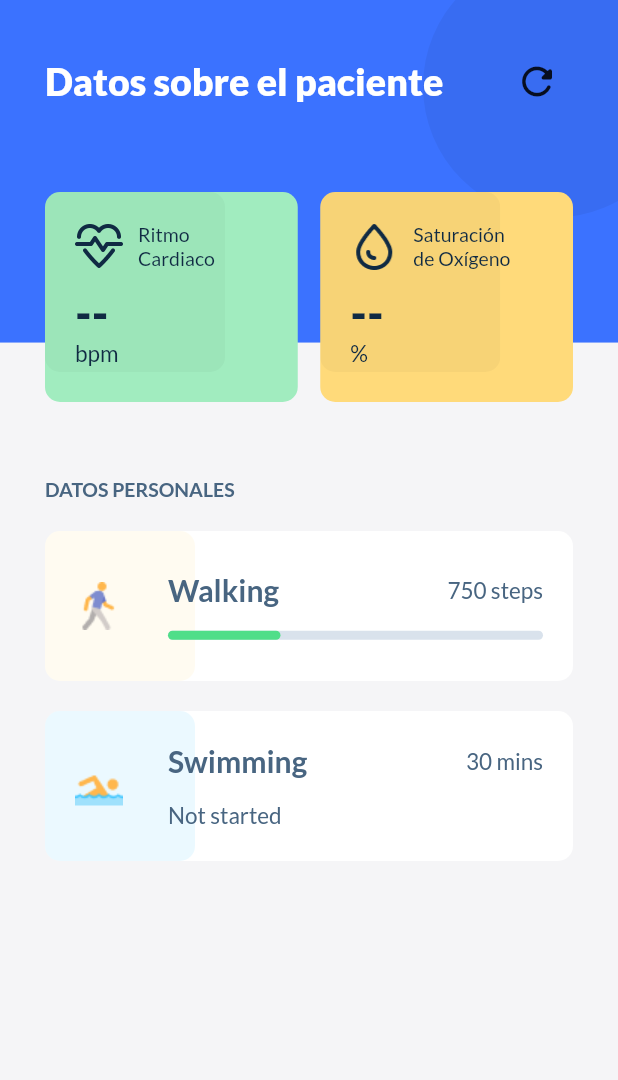
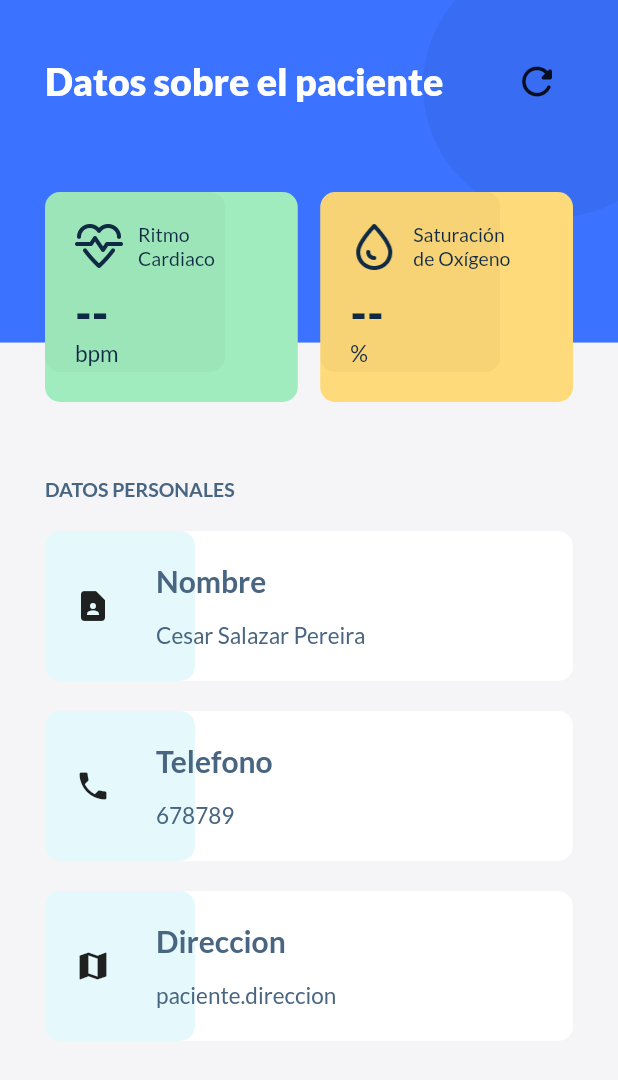
Before and after one commit to CesarSP99/covid-patients-monitor, a Flutter app: the screen it shows after launch, after a tap on an icon or button, on a phone screen of 412 x 824 dp. Shown: the top 1080 px of the screen. Run offline on Flutter 3.47's test engine with Material 2 defaults, Android fonts, the phone set to English and light mode, and no system bars; our stand-ins replace google_fonts.

Commit message:
Interfaz semilista

```diff
--- a/lib/screens/detail_bpm.dart
+++ b/lib/screens/detail_bpm.dart
@@ -5,7 +5,12 @@ import '../widgets/custom_clipper.dart';
 import '../widgets/grid_item.dart';
 import '../widgets/progress_vertical.dart';
 
-class DetailsBPMScreen extends StatelessWidget {
+class DetailsBPMScreen extends StatefulWidget {
+  @override
+  _DetailsBPMScreenState createState() => _DetailsBPMScreenState();
+}
+
+class _DetailsBPMScreenState extends State<DetailsBPMScreen> {
   @override
   Widget build(BuildContext context) {
     double statusBarHeight = MediaQuery.of(context).padding.top;
@@ -253,7 +258,7 @@ class DetailsBPMScreen extends StatelessWidget {
                           return GridItem(
                               status: "BPM Promedio",
                               time: "",
-                              value: "76",
+                              value: "--",
                               unit: "bpm",
                               color: Constants.darkGreen,
                               image: null,
@@ -261,13 +266,14 @@ class DetailsBPMScreen extends StatelessWidget {
                           break;
                         case 1:
                           return GridItem(
-                              status: "Prediagnóstico",
-                              time: "",
-                              value: "82",
-                              unit: "avg bpm",
-                              color: Constants.darkOrange,
-                              image: AssetImage("assets/icons/Heart.png"),
-                              remarks: "Fit");
+                            status: "Prediagnóstico",
+                            time: "",
+                            value: "",
+                            unit: "",
+                            color: Constants.darkOrange,
+                            image: AssetImage("assets/icons/Heart.png"),
+                            remarks: "Sano",
+                          );
                           break;
                         default:
                           return GridItem(
--- a/lib/screens/details_oxygen.dart
+++ b/lib/screens/details_oxygen.dart
@@ -5,7 +5,12 @@ import '../widgets/custom_clipper.dart';
 import '../widgets/grid_item.dart';
 import '../widgets/progress_vertical.dart';
 
-class DetailsSpO2Screen extends StatelessWidget {
+class DetailsSpO2Screen extends StatefulWidget {
+  @override
+  _DetailsSpO2ScreenState createState() => _DetailsSpO2ScreenState();
+}
+
+class _DetailsSpO2ScreenState extends State<DetailsSpO2Screen> {
   @override
   Widget build(BuildContext context) {
     double statusBarHeight = MediaQuery.of(context).padding.top;
--- a/lib/screens/patient_data.dart
+++ b/lib/screens/patient_data.dart
@@ -1,10 +1,10 @@
 import 'package:flutter/cupertino.dart';
 import 'package:flutter/material.dart';
+import 'package:monitor/widgets/card_personal_data.dart';
 import '../models/paciente.dart';
 import 'detail_bpm.dart';
 import 'details_oxygen.dart';
 import '../utils/const.dart';
-import '../widgets/card_items.dart';
 import '../widgets/card_main.dart';
 import '../widgets/custom_clipper.dart';
 
@@ -17,10 +17,17 @@ class DatosDelPaciente extends StatefulWidget {
 }
 
 class _DatosDelPacienteState extends State<DatosDelPaciente> {
+  Paciente paciente;
+
   @override
   void initState() {
     super.initState();
-    //TODO: Cargar los datos y mediciones del paciente
+    paciente = widget.paciente;
+    cargarLecturas();
+  }
+
+  Future<void> cargarLecturas() async {
+    //TODO: Llamar a la API que devuelva la lista de Lecturas del paciente y asignar los valores correspondientes
   }
 
   @override
@@ -69,7 +76,7 @@ class _DatosDelPacienteState extends State<DatosDelPaciente> {
                     ),
                     IconButton(
                       icon: Icon(Icons.refresh_rounded),
-                      onPressed: () {},
+                      onPressed: () => cargarLecturas(),
                       iconSize: 30,
                     ),
                   ],
@@ -122,25 +129,24 @@ class _DatosDelPacienteState extends State<DatosDelPaciente> {
                     physics: NeverScrollableScrollPhysics(),
                     shrinkWrap: true,
                     children: <Widget>[
-                      CardItems(
-                        image: Image.asset(
-                          'assets/icons/Walking.png',
-                        ),
-                        title: "Walking",
-                        value: "750",
-                        unit: "steps",
-                        color: Constants.lightYellow,
-                        progress: 30,
+                      CardPersonalData(
+                        title: "Nombre",
+                        icon: Icon(Icons.contact_page),
+                        color: Colors.cyan,
+                        detail:
+                            '${paciente.nombre} ${paciente.apellidoPaterno} ${paciente.apellidoMaterno}',
                       ),
-                      CardItems(
-                        image: Image.asset(
-                          'assets/icons/Swimming.png',
-                        ),
-                        title: "Swimming",
-                        value: "30",
-                        unit: "mins",
-                        color: Constants.lightBlue,
-                        progress: 0,
+                      CardPersonalData(
+                        title: "Telefono",
+                        icon: Icon(Icons.phone),
+                        color: Colors.cyan,
+                        detail: paciente.telefono.toString(),
+                      ),
+                      CardPersonalData(
+                        title: "Direccion",
+                        icon: Icon(Icons.map),
+                        color: Colors.cyan,
+                        detail: "paciente.direccion",
                       ),
                     ],
                   ),
--- a/lib/screens/patient_selector.dart
+++ b/lib/screens/patient_selector.dart
@@ -17,7 +17,12 @@ class _PatientSelectorState extends State<PatientSelector> {
   @override
   void initState() {
     super.initState();
+    cargarPacientes();
+  }
+
+  Future<void> cargarPacientes() async {
     //TODO: Cargar los pacientes
+    setState(() {
       listaDePacientes = [
         Paciente(
           nombre: 'Cesar',
@@ -38,6 +43,7 @@ class _PatientSelectorState extends State<PatientSelector> {
           telefono: 837939,
         )
       ];
+    });
   }
 
   @override
@@ -86,7 +92,7 @@ class _PatientSelectorState extends State<PatientSelector> {
                     ),
                     IconButton(
                       icon: Icon(Icons.refresh_rounded),
-                      onPressed: () {},
+                      onPressed: () => cargarPacientes(),
                       iconSize: 30,
                     ),
                   ],
@@ -96,7 +102,7 @@ class _PatientSelectorState extends State<PatientSelector> {
 
                 //Lista de pacientes
 
-                Expanded(
+                Container(
                   child: ListView.builder(
                     shrinkWrap: true,
                     itemCount: listaDePacientes.length,
--- /dev/null
+++ b/lib/widgets/card_personal_data.dart
@@ -0,0 +1,82 @@
+import 'package:flutter/cupertino.dart';
+import 'package:flutter/material.dart';
+import '../utils/const.dart';
+import '../widgets/custom_clipper.dart';
+
+class CardPersonalData extends StatelessWidget {
+  final String title;
+  final Icon icon;
+  final Color color;
+  final String detail;
+
+  CardPersonalData({
+    Key key,
+    @required this.title,
+    @required this.icon,
+    @required this.color,
+    @required this.detail,
+  }) : super(key: key);
+
+  @override
+  Widget build(BuildContext context) {
+    return Container(
+      margin: EdgeInsets.only(bottom: 20),
+      height: 100,
+      decoration: new BoxDecoration(
+        borderRadius: BorderRadius.all(Radius.circular(10.0)),
+        shape: BoxShape.rectangle,
+        color: Colors.white,
+      ),
+      child: Stack(
+        children: <Widget>[
+          Positioned(
+            child: ClipPath(
+              clipper: MyCustomClipper(clipType: ClipType.halfCircle),
+              child: Container(
+                decoration: new BoxDecoration(
+                  borderRadius: BorderRadius.all(Radius.circular(10.0)),
+                  color: color.withOpacity(0.1),
+                ),
+                height: 100,
+                width: 100,
+              ),
+            ),
+          ),
+          Padding(
+            padding: EdgeInsets.all(20.0),
+            child: Row(
+              crossAxisAlignment: CrossAxisAlignment.center,
+              mainAxisAlignment: MainAxisAlignment.start,
+              children: <Widget>[
+                // Icon and Hearbeat
+                icon,
+                SizedBox(width: 30),
+                Expanded(
+                  child: Column(
+                    crossAxisAlignment: CrossAxisAlignment.start,
+                    mainAxisAlignment: MainAxisAlignment.center,
+                    children: <Widget>[
+                      Text(
+                        '$title',
+                        style: TextStyle(
+                            fontSize: 20,
+                            fontWeight: FontWeight.bold,
+                            color: Constants.textPrimary),
+                      ),
+                      SizedBox(height: 15),
+                      Text(
+                        detail,
+                        style: TextStyle(
+                            fontSize: 15, color: Constants.textPrimary),
+                      ),
+                    ],
+                  ),
+                )
+              ],
+            ),
+          )
+        ],
+      ),
+    );
+  }
+}
--- a/pubspec.yaml
+++ b/pubspec.yaml
@@ -25,6 +25,8 @@ dependencies:
     sdk: flutter
   google_fonts: ^2.1.0
   cupertino_icons: ^1.0.2
+  http: ^0.13.3
+  fl_chart: ^0.36.1
 
 dev_dependencies:
   flutter_test:
```
Also changed, not shown: assets/icons/Heart.png, assets/icons/Sick.png (added), assets/icons/profile_picture.png (deleted), pubspec.lock. Lines whose indentation alone changed are shown as unchanged.
